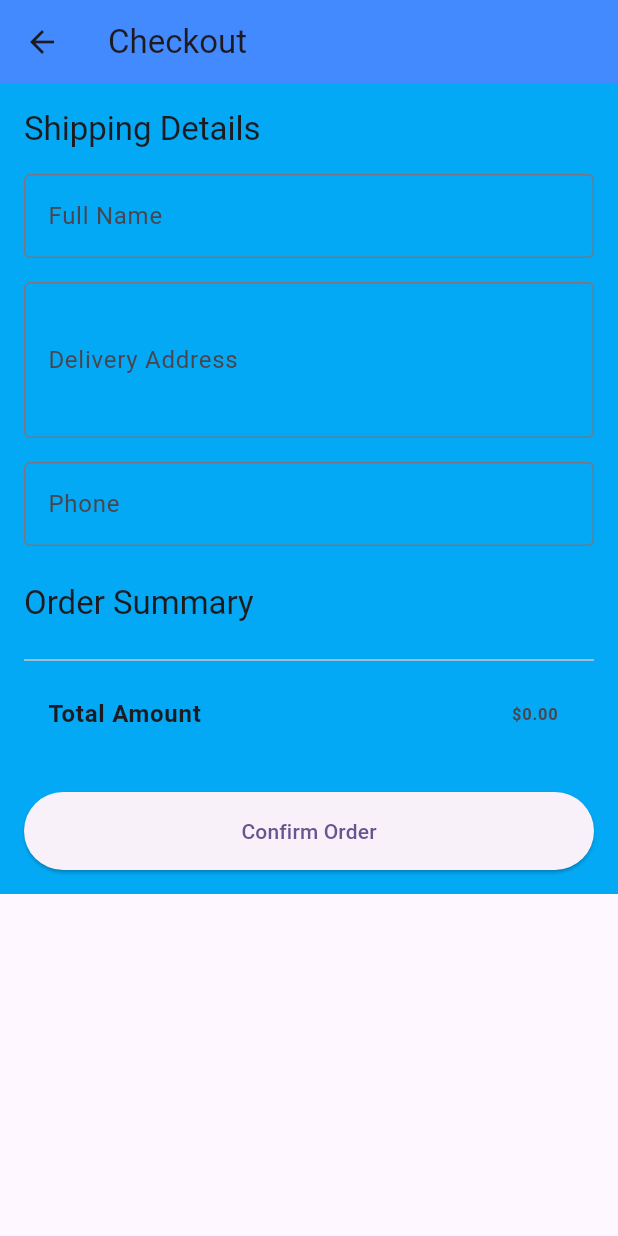
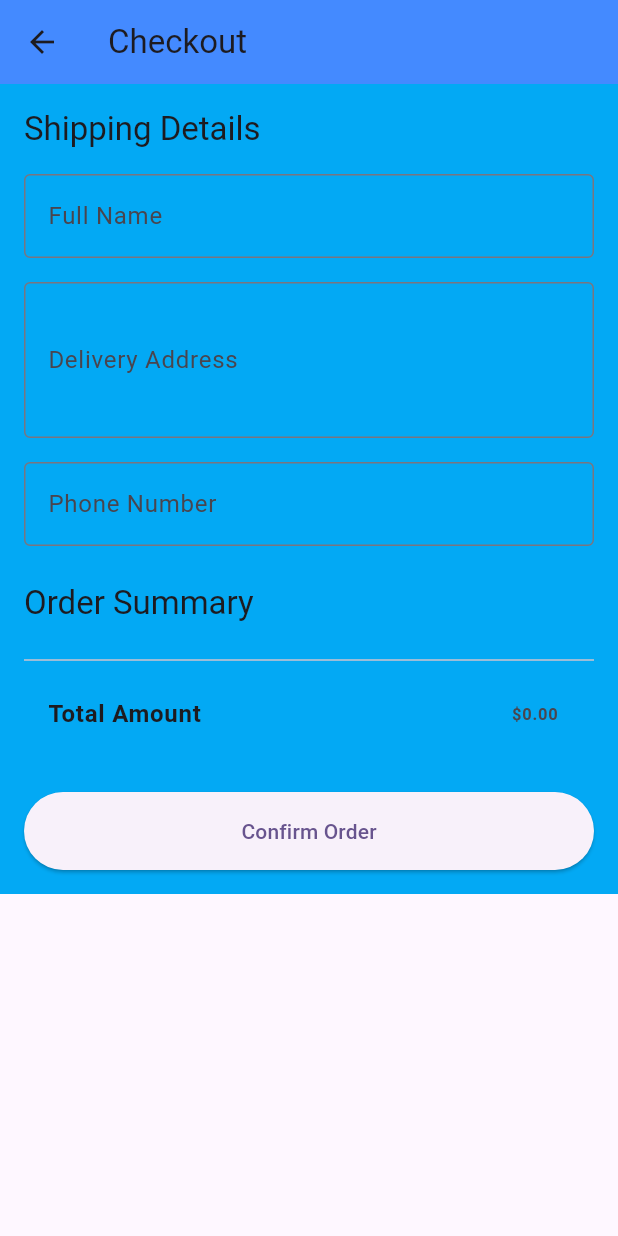
Before and after one commit to jerronjunior/JS-Stores, a Flutter app: the CheckoutPage screen opened directly, on a phone screen of 412 x 824 dp. Run offline on Flutter 3.47's test engine with Material 3 defaults, Android fonts, the phone set to English and light mode, and no system bars; our stand-ins replace carousel_slider, google_fonts.

Commit message:
JS last updated

```diff
--- a/lib/Pages/HomePage/AddToCart/checkoutpage.dart
+++ b/lib/Pages/HomePage/AddToCart/checkoutpage.dart
@@ -74,7 +74,7 @@ class _CheckoutPageState extends State<CheckoutPage> {
             TextFormField(
           controller: _phoneController,
           decoration: const InputDecoration(
-            labelText: 'Phone ',
+            labelText: 'Phone Number',
             border: OutlineInputBorder(),
           ),
           keyboardType: TextInputType.phone,
```
